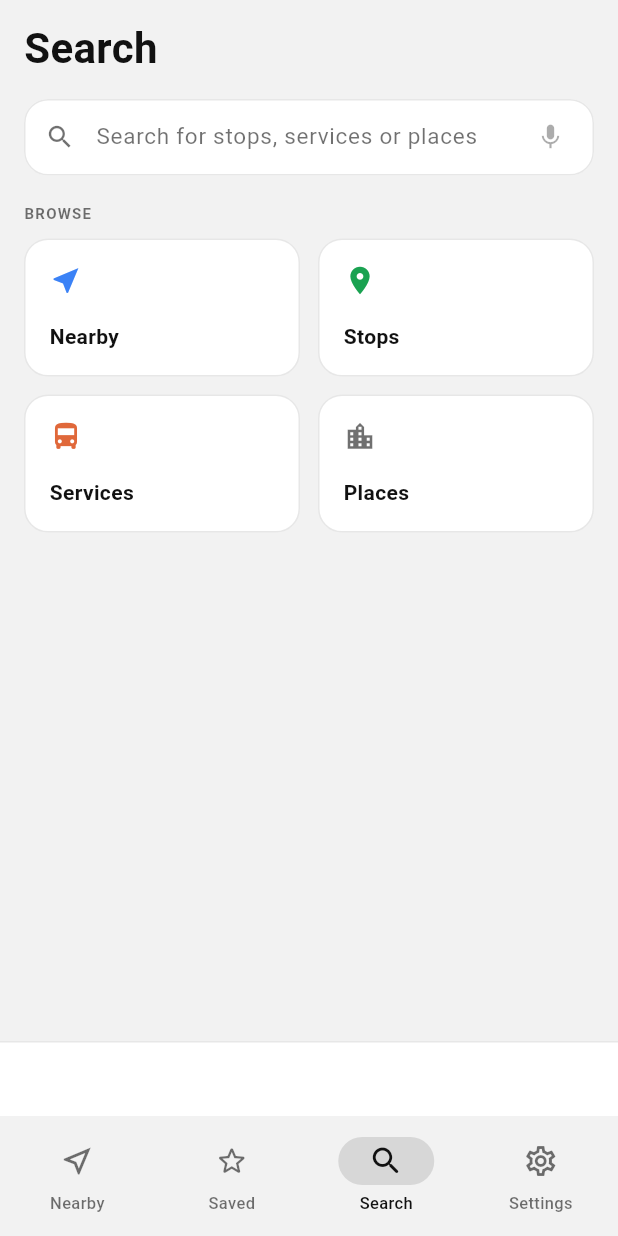
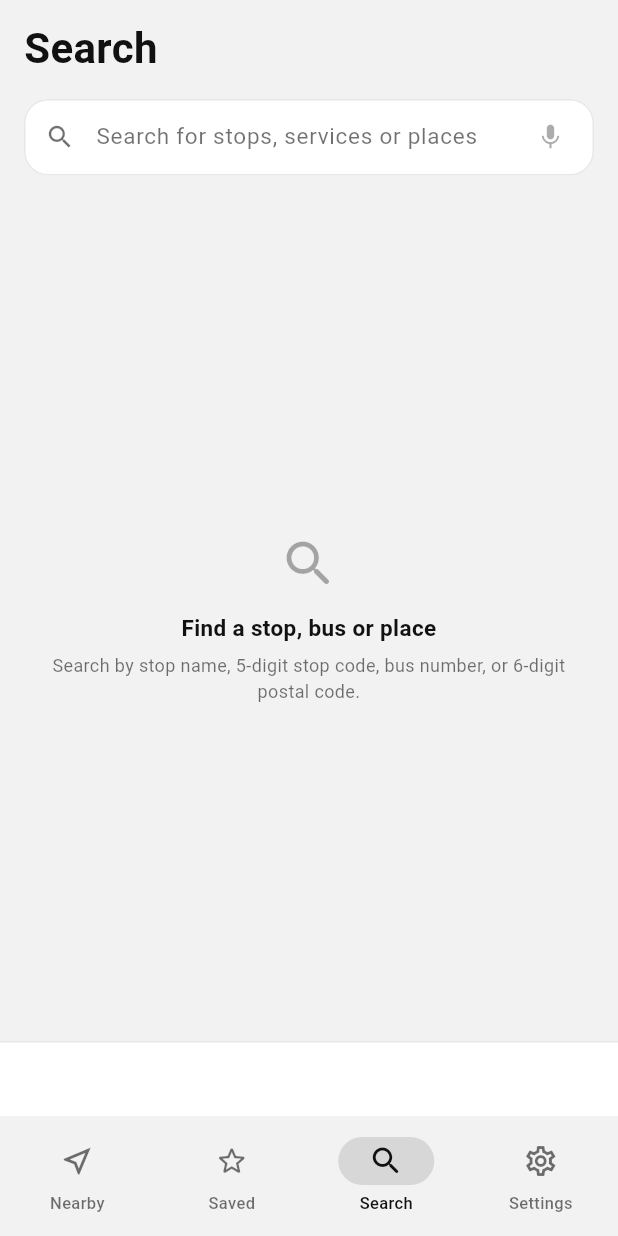
Before and after one commit to rommelsim/Leyne, a Flutter app: the SoftSearchScreen screen opened directly with empty values, on a phone screen of 412 x 824 dp. Run offline on Flutter 3.47's test engine with Material 3 defaults, Android fonts, the phone set to English and light mode, and no system bars; drawn by our look-alikes of dynamic_color; our stand-ins replace app_links, flutter_local_notifications, flutter_map, geolocator, google_mobile_ads, latlong2 and 4 more; accounts and stored records are empty; network calls fail.

Commit message:
fix(android): remove Search "Browse" example tiles (read as mock data)
The Browse tiles injected hard-coded example queries (_exampleStop 17179 /
_exampleBus 96 / _examplePlace Clementi) into the field, so tapping Stops /
Services / Places surfaced arbitrary results that looked like placeholder /
mock data. Removed the Browse grid; Search now shows recent searches (or a
quiet prompt when empty) and relies on the auto-detecting field. All search
results + the stop/bus views already used real LTA data — no mock data existed.

Bumps to versionCode 36 (34–35 already consumed on Play).

Co-Authored-By: Claude Opus 4.8 (1M context) <noreply@anthropic.com>

```diff
--- a/lib/screens/v2/soft_search_screen.dart
+++ b/lib/screens/v2/soft_search_screen.dart
@@ -4,8 +4,9 @@
 //   • 6-digit all-numeric query → postal geocode flow (OneMap → nearby stops).
 //   • All other queries         → Services section + Bus stops section together.
 // Mirrors SoftSearchView.swift's layout: large "Search" title, animated
-// Cancel button, prominent field (mic visual only), Recent searches vertical
-// list, and a 2×2 Browse shortcut grid.
+// Cancel button, prominent field (mic visual only), and a Recent searches
+// list. (The Browse example-tile grid was removed — it injected hard-coded
+// example queries that read as placeholder/mock data.)
 
 import 'package:flutter/material.dart';
 
@@ -23,12 +24,6 @@ import '../../widgets/v2/soft_tab_bar.dart';
 /// Singapore postal code. All other non-empty queries go through the combined
 /// Services + Bus stops path.
 bool detectIsPostal(String q) => RegExp(r'^\d{6}$').hasMatch(q);
-
-// Example values used by the Browse tiles.  Mirrors _examples in the old
-// empty state; the kind tag drives Browse tile routing (see _emptyState).
-const _exampleStop    = '17179';   // 5-digit stop code
-const _exampleBus     = '96';      // bus service number
-const _examplePlace   = 'Clementi'; // place name
 
 class SoftSearchScreen extends StatefulWidget {
   const SoftSearchScreen({
@@ -330,24 +325,40 @@ class _SoftSearchScreenState extends State<SoftSearchScreen> {
   Widget _emptyStateContent(BuildContext context) {
     final t = context.t;
     final recents = AppModel.shared.recents;
+    // No Browse grid — it injected hard-coded example queries (17179 / 96 /
+    // Clementi) that read as placeholder data. With nothing recent, show a
+    // quiet prompt; the auto-detecting field does the rest.
+    if (recents.isEmpty) return _searchPrompt(context, t);
     return SingleChildScrollView(
       padding: const EdgeInsets.fromLTRB(16, 4, 16, 24),
-      child: Column(
-        crossAxisAlignment: CrossAxisAlignment.start,
-        children: [
-          // ── Recent searches ───────────────────────────────────
-          // Shown only when the list is non-empty.
-          // Mirrors SoftSearchView.swift recentsSection (lines 188-265).
-          if (recents.isNotEmpty) ...[
-            _recentsSection(context, t, recents),
-            const SizedBox(height: 24),
+      child: _recentsSection(context, t, recents),
+    );
+  }
+
+  /// Quiet empty-state prompt shown when there are no recent searches.
+  Widget _searchPrompt(BuildContext context, LyneTheme t) {
+    return Center(
+      child: Padding(
+        padding: const EdgeInsets.symmetric(horizontal: 32),
+        child: Column(
+          mainAxisSize: MainAxisSize.min,
+          children: [
+            Icon(Icons.search_rounded, size: 40, color: t.faint),
+            const SizedBox(height: 12),
+            Text(
+              'Find a stop, bus or place',
+              style: t.sans(15, weight: FontWeight.w600, color: t.fg),
+              textAlign: TextAlign.center,
+            ),
+            const SizedBox(height: 6),
+            Text(
+              'Search by stop name, 5-digit stop code, bus number, '
+              'or 6-digit postal code.',
+              style: t.sans(12, color: t.dim),
+              textAlign: TextAlign.center,
+            ),
           ],
-
-          // ── Browse grid ───────────────────────────────────────
-          // Always shown. 2×2 shortcut tiles.
-          // Mirrors SoftSearchView.swift browseSection (lines 269-320).
-          _browseSection(context, t),
-        ],
+        ),
       ),
     );
   }
@@ -448,115 +459,6 @@ class _SoftSearchScreenState extends State<SoftSearchScreen> {
                   padding: const EdgeInsets.all(4),
                   child: Icon(Icons.close, size: 16, color: t.faint),
                 ),
-              ),
-            ],
-          ),
-        ),
-      ),
-    );
-  }
-
-  // ─── Browse section ───────────────────────────────────────────
-  // 2×2 grid of shortcut tiles. Each tile fills the field and runs the
-  // existing search path — no dead buttons.
-  //
-  // Tile wiring:
-  //   Nearby   → onClose() returns to Home's nearby list (no search needed).
-  //   Stops    → fills field with _exampleStop ("17179") → stopcode search.
-  //   Services → fills field with _exampleBus  ("96")    → bus search.
-  //   Places   → fills field with _examplePlace("Clementi") → text search.
-  Widget _browseSection(BuildContext context, LyneTheme t) {
-    return Column(
-      crossAxisAlignment: CrossAxisAlignment.start,
-      children: [
-        const Eyebrow('Browse'),
-        const SizedBox(height: 10),
-        GridView.count(
-          crossAxisCount: 2,
-          crossAxisSpacing: 12,
-          mainAxisSpacing: 12,
-          childAspectRatio: 2.0,
-          shrinkWrap: true,
-          physics: const NeverScrollableScrollPhysics(),
-          children: [
-            _browseTile(
-              context,
-              t,
-              icon: Icons.near_me,
-              label: 'Nearby',
-              accent: LyneSignal.meBlue,
-              onTap: widget.onClose,
-            ),
-            _browseTile(
-              context,
-              t,
-              icon: Icons.location_on,
-              label: 'Stops',
-              accent: t.soon,
-              onTap: () {
-                setState(() => _ctrl.text = _exampleStop);
-                _onQueryChanged();
-              },
-            ),
-            _browseTile(
-              context,
-              t,
-              icon: Icons.directions_bus,
-              label: 'Services',
-              accent: const Color(0xFFE0683A),
-              onTap: () {
-                setState(() => _ctrl.text = _exampleBus);
-                _onQueryChanged();
-              },
-            ),
-            _browseTile(
-              context,
-              t,
-              icon: Icons.location_city,
-              label: 'Places',
-              accent: t.dim,
-              onTap: () {
-                setState(() => _ctrl.text = _examplePlace);
-                _onQueryChanged();
-              },
-            ),
-          ],
-        ),
-      ],
-    );
-  }
-
-  Widget _browseTile(
-    BuildContext context,
-    LyneTheme t, {
-    required IconData icon,
-    required String label,
-    required Color accent,
-    required VoidCallback onTap,
-  }) {
-    return Material(
-      color: t.surface,
-      borderRadius: BorderRadius.circular(LyneRadius.md),
-      child: InkWell(
-        borderRadius: BorderRadius.circular(LyneRadius.md),
-        onTap: onTap,
-        child: Container(
-          decoration: BoxDecoration(
-            border: Border.all(color: t.line),
-            borderRadius: BorderRadius.circular(LyneRadius.md),
-          ),
-          padding: const EdgeInsets.all(16),
-          alignment: Alignment.centerLeft,
-          child: Column(
-            crossAxisAlignment: CrossAxisAlignment.start,
-            mainAxisAlignment: MainAxisAlignment.spaceBetween,
-            children: [
-              Icon(icon, size: 22, color: accent),
-              Text(
-                label,
-                style: t.sans(14, weight: FontWeight.w600, color: t.fg),
-                maxLines: 1,
-                overflow: TextOverflow.ellipsis,
               ),
             ],
           ),
--- a/pubspec.yaml
+++ b/pubspec.yaml
@@ -16,7 +16,7 @@ publish_to: 'none' # Remove this line if you wish to publish to pub.dev
 # https://developer.apple.com/library/archive/documentation/General/Reference/InfoPlistKeyReference/Articles/CoreFoundationKeys.html
 # In Windows, build-name is used as the major, minor, and patch parts
 # of the product and file versions while build-number is used as the build suffix.
-version: 2.5.0+35
+version: 2.5.0+36
 
 environment:
   sdk: ^3.12.0
```
Also changed, not shown: 1 other file.
